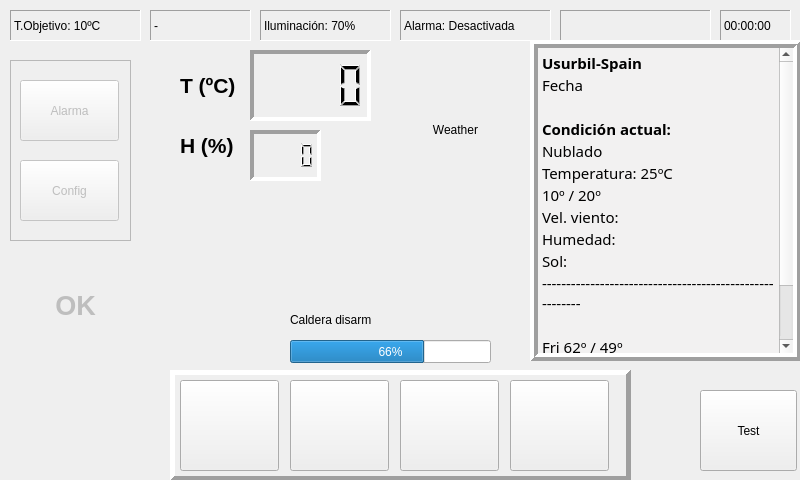
First picture: the form in MainDialog.ui, repository maybar/DomoControl, before the edit.
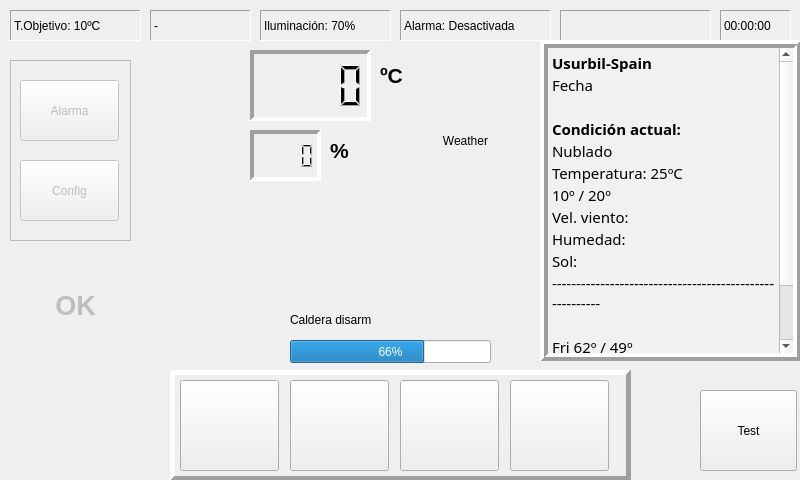
Second picture: the form after the edit. Icons and pictures are not drawn.

```diff
--- a/MainDialog.ui
+++ b/MainDialog.ui
@@ -53,9 +53,9 @@
   <widget class="QLabel" name="label_temp">
    <property name="geometry">
     <rect>
-     <x>180</x>
-     <y>70</y>
-     <width>61</width>
+     <x>380</x>
+     <y>60</y>
+     <width>31</width>
      <height>31</height>
     </rect>
    </property>
@@ -68,7 +68,7 @@
     </font>
    </property>
    <property name="text">
-    <string>T (ºC)</string>
+    <string>ºC</string>
    </property>
   </widget>
   <widget class="QLCDNumber" name="lcdHum">
@@ -107,10 +107,10 @@
   <widget class="QLabel" name="label_hum">
    <property name="geometry">
     <rect>
-     <x>180</x>
+     <x>330</x>
      <y>130</y>
-     <width>61</width>
-     <height>31</height>
+     <width>41</width>
+     <height>41</height>
     </rect>
    </property>
    <property name="font">
@@ -122,7 +122,7 @@
     </font>
    </property>
    <property name="text">
-    <string>H (%)</string>
+    <string>%</string>
    </property>
   </widget>
   <widget class="QLabel" name="label_icon_casa">
@@ -506,9 +506,9 @@
    </property>
    <property name="geometry">
     <rect>
-     <x>530</x>
+     <x>540</x>
      <y>40</y>
-     <width>271</width>
+     <width>261</width>
      <height>321</height>
     </rect>
    </property>
@@ -605,8 +605,8 @@
   <widget class="QLabel" name="icon_condition">
    <property name="geometry">
     <rect>
-     <x>410</x>
-     <y>40</y>
+     <x>430</x>
+     <y>50</y>
      <width>80</width>
      <height>80</height>
     </rect>
@@ -656,8 +656,8 @@
   <widget class="QLabel" name="label_weather_status">
    <property name="geometry">
     <rect>
-     <x>390</x>
-     <y>109</y>
+     <x>400</x>
+     <y>120</y>
      <width>131</width>
      <height>41</height>
     </rect>
```
